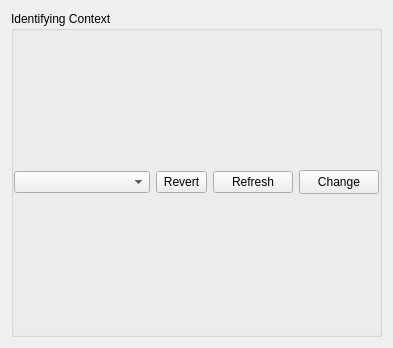
The window that src/pyphoplacecellanalysis/GUI/Qt/Widgets/IdentifyingContextSelector/IdentifyingContextSelectorWidget.ui (CommanderPho/pyPhoPlaceCellAnalysis) describes before a commit, drawn with Qt 5.
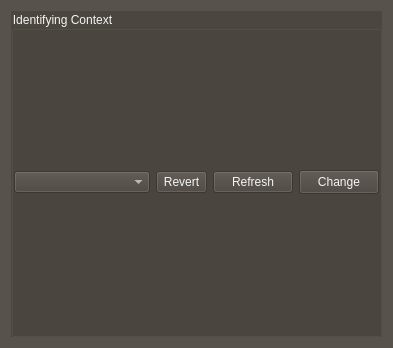
The same window after the commit.

Patch:
```diff
--- a/src/pyphoplacecellanalysis/GUI/Qt/Widgets/IdentifyingContextSelector/IdentifyingContextSelectorWidget.ui
+++ b/src/pyphoplacecellanalysis/GUI/Qt/Widgets/IdentifyingContextSelector/IdentifyingContextSelectorWidget.ui
@@ -13,6 +13,13 @@
   <property name="windowTitle">
    <string>Form</string>
   </property>
+  <property name="styleSheet">
+   <string notr="true">background-color: rgb(71, 58, 46);
+border-color: rgb(207, 207, 207);
+background-color: rgba(71, 65, 60, 180);
+color: rgb(244, 244, 244);
+border-color: rgb(0, 0, 0);</string>
+  </property>
   <layout class="QVBoxLayout" name="verticalLayout">
    <item>
     <widget class="QGroupBox" name="groupBox">
```
